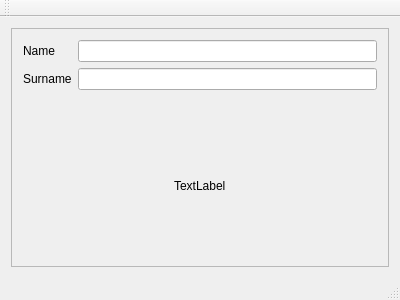
First picture: the form in mainwindow.ui, repository blockspacer/pages, before the edit.
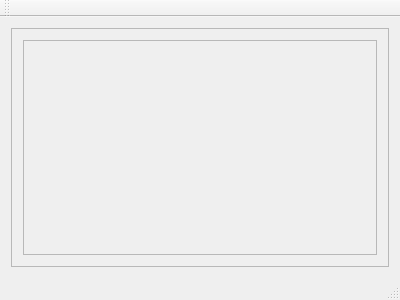
Second picture: the form after the edit.

What changed in the file:
```diff
--- a/mainwindow.ui
+++ b/mainwindow.ui
@@ -25,95 +25,26 @@
       </property>
       <layout class="QGridLayout" name="gridLayout_2">
        <item row="0" column="1">
-        <layout class="QVBoxLayout" name="verticalLayout">
-         <item>
-          <layout class="QFormLayout" name="formLayout">
-           <item row="1" column="0">
-            <widget class="QLabel" name="label_2">
-             <property name="text">
-              <string>Name</string>
-             </property>
-            </widget>
-           </item>
-           <item row="2" column="0">
-            <widget class="QLabel" name="label">
-             <property name="text">
-              <string>Surname</string>
-             </property>
-            </widget>
-           </item>
-           <item row="1" column="1">
-            <widget class="QLineEdit" name="namelineEdit"/>
-           </item>
-           <item row="2" column="1">
-            <widget class="QLineEdit" name="surnamelineEdit"/>
-           </item>
-          </layout>
-         </item>
-         <item>
-          <spacer name="verticalSpacer_2">
-           <property name="orientation">
-            <enum>Qt::Vertical</enum>
-           </property>
-           <property name="sizeHint" stdset="0">
-            <size>
-             <width>20</width>
-             <height>40</height>
-            </size>
-           </property>
-          </spacer>
-         </item>
-         <item>
-          <layout class="QGridLayout" name="gridLayout_3">
-           <item row="0" column="2">
-            <spacer name="horizontalSpacer_2">
-             <property name="orientation">
-              <enum>Qt::Horizontal</enum>
-             </property>
-             <property name="sizeHint" stdset="0">
-              <size>
-               <width>40</width>
-               <height>20</height>
-              </size>
-             </property>
-            </spacer>
-           </item>
+        <widget class="QScrollArea" name="scrollArea">
+         <property name="widgetResizable">
+          <bool>true</bool>
+         </property>
+         <widget class="QWidget" name="scrollAreaWidgetContents">
+          <property name="geometry">
+           <rect>
+            <x>0</x>
+            <y>0</y>
+            <width>368</width>
+            <height>216</height>
+           </rect>
+          </property>
+          <layout class="QGridLayout" name="gridLayout_4">
            <item row="0" column="0">
-            <spacer name="horizontalSpacer">
-             <property name="orientation">
-              <enum>Qt::Horizontal</enum>
-             </property>
-             <property name="sizeHint" stdset="0">
-              <size>
-               <width>40</width>
-               <height>20</height>
-              </size>
-             </property>
-            </spacer>
-           </item>
-           <item row="0" column="1">
-            <widget class="QLabel" name="label_3">
-             <property name="text">
-              <string>TextLabel</string>
-             </property>
-            </widget>
-           </item>
-           <item row="1" column="1">
-            <spacer name="verticalSpacer">
-             <property name="orientation">
-              <enum>Qt::Vertical</enum>
-             </property>
-             <property name="sizeHint" stdset="0">
-              <size>
-               <width>20</width>
-               <height>40</height>
-              </size>
-             </property>
-            </spacer>
+            <layout class="QVBoxLayout" name="scrollVerticalLayout"/>
            </item>
           </layout>
-         </item>
-        </layout>
+         </widget>
+        </widget>
        </item>
       </layout>
      </widget>
```
